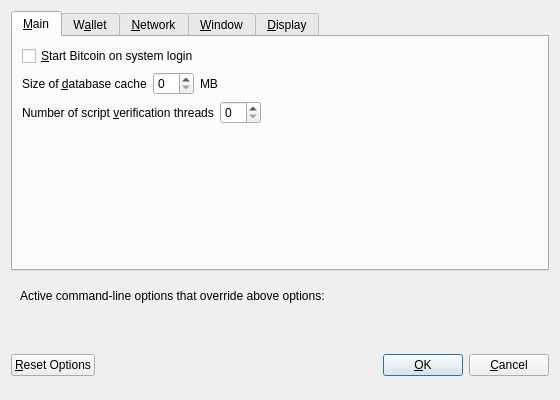
Qt form src/qt/forms/optionsdialog.ui (carboncointrust/CC) before a commit.
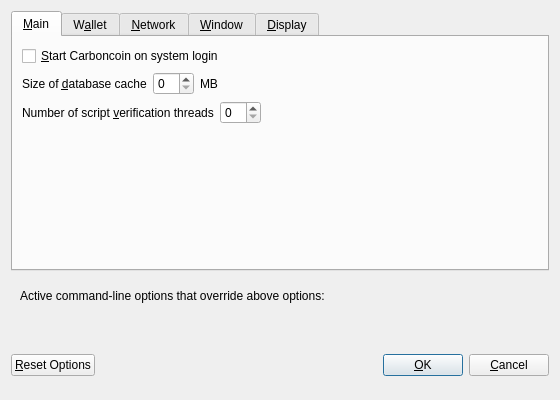
The same form after that commit. Custom widgets are drawn as their Qt base class.

Commit message: Replace Bitcoin

The edit to the form file:
```diff
--- a/src/qt/forms/optionsdialog.ui
+++ b/src/qt/forms/optionsdialog.ui
@@ -33,7 +33,7 @@
           <string>Automatically start Bitcoin after logging in to the system.</string>
          </property>
          <property name="text">
-          <string>&amp;Start Bitcoin on system login</string>
+          <string>&amp;Start Carboncoin on system login</string>
          </property>
         </widget>
        </item>
```
Left out of the diff: 14 changed lines with no effect on the pictures. The commit also changes 402 other files.
